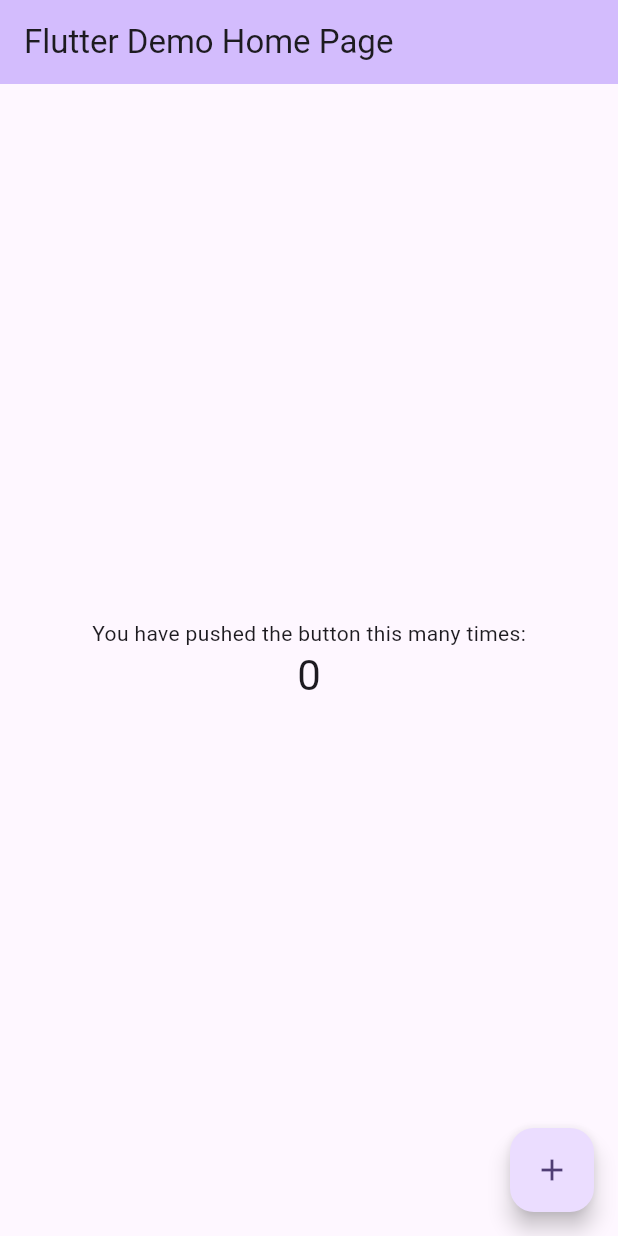
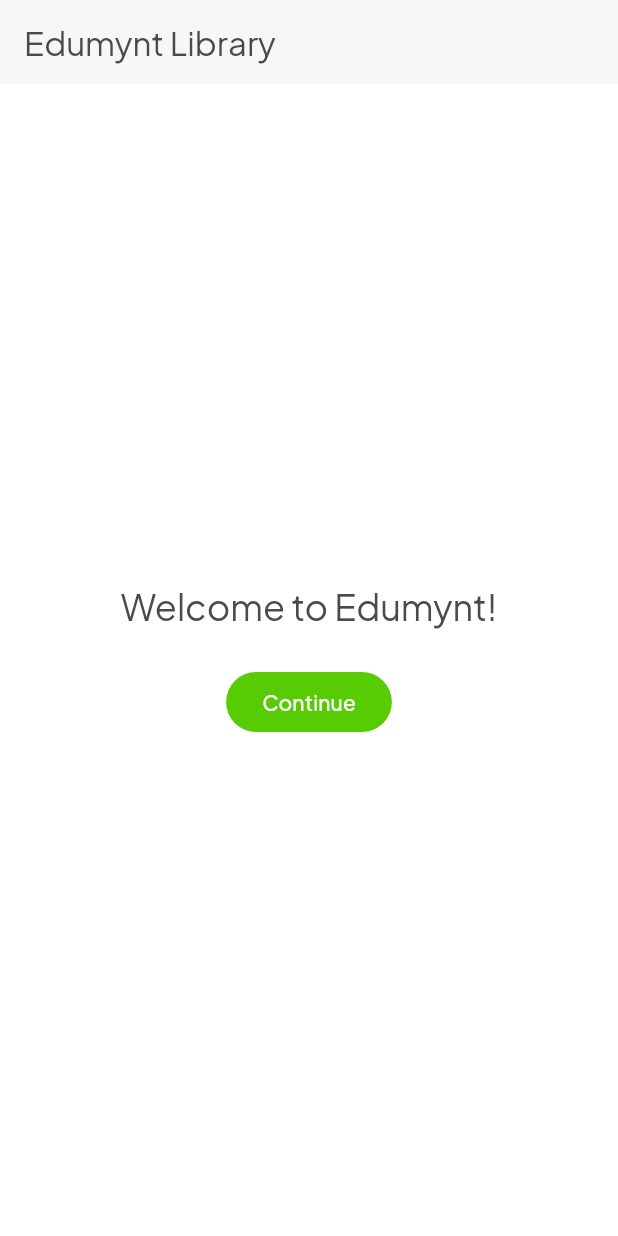
Before and after one commit to Edumynt-Org/edumyntorgapp, a Flutter app: the screen it shows after launch, on a phone screen of 412 x 824 dp. Run offline on Flutter 3.47's test engine with Material 3 defaults, Android fonts, the phone set to English and light mode, and no system bars; our stand-ins replace google_fonts.

Commit message:
style: implement design system tokens
- Add google_fonts dependency
- Create app_colors.dart for single-source-of-truth palette
- Create app_theme.dart mapping tokens to Material 3 ThemeData
- Refactor main.dart to use new themes and Plus Jakarta Sans
- Update widget tests

```diff
--- /dev/null
+++ b/lib/core/theme/app_colors.dart
@@ -0,0 +1,39 @@
+import 'package:flutter/material.dart';
+
+/// Single source of truth for all colors in the app.
+/// Changing a hex value here will automatically update both light and dark themes.
+class AppColors {
+  // Brand / Primary
+  static const Color primary = Color(0xFF58CC02);
+  static const Color primaryShadow = Color(0xFF58A700);
+
+  // Secondary
+  static const Color secondary = Color(0xFF1CB0F6);
+  static const Color secondaryShadow = Color(0xFF1899D6);
+
+  // Warning / Gold
+  static const Color warning = Color(0xFFFFC800);
+  static const Color warningShadow = Color(0xFFFF9600);
+
+  // Danger / Error
+  static const Color danger = Color(0xFFFF4B4B);
+  static const Color dangerShadow = Color(0xFFEA2B2B);
+
+  // Backgrounds
+  static const Color bgLight = Color(0xFFFFFFFF);
+  static const Color bgDark = Color(0xFF131F24);
+
+  // Surfaces (Cards, Modals)
+  static const Color surfaceLight = Color(0xFFF7F7F7);
+  static const Color surfaceDark = Color(0xFF202F36);
+
+  // Text
+  static const Color textLight = Color(0xFF4B4B4B);
+  static const Color textDark = Color(0xFFFFFFFF);
+  static const Color textMutedLight = Color(0xFF777777);
+  static const Color textMutedDark = Color(0xFFA1A1A1);
+
+  // Borders
+  static const Color borderLight = Color(0xFFE5E5E5);
+  static const Color borderDark = Color(0xFF37464F);
+}
--- /dev/null
+++ b/lib/core/theme/app_theme.dart
@@ -0,0 +1,94 @@
+import 'package:flutter/material.dart';
+import 'package:google_fonts/google_fonts.dart';
+import 'app_colors.dart';
+
+/// AppTheme builds the Material 3 ThemeData using our design tokens.
+class AppTheme {
+  static ThemeData get lightTheme {
+    final base = ThemeData(
+      useMaterial3: true,
+      brightness: Brightness.light,
+      colorScheme: const ColorScheme.light(
+        primary: AppColors.primary,
+        onPrimary: Colors.white,
+        secondary: AppColors.secondary,
+        onSecondary: Colors.white,
+        error: AppColors.danger,
+        onError: Colors.white,
+        surface: AppColors.surfaceLight,
+        onSurface: AppColors.textLight,
+        outline: AppColors.borderLight,
+      ),
+      scaffoldBackgroundColor: AppColors.bgLight,
+    );
+
+    return base.copyWith(
+      textTheme: GoogleFonts.plusJakartaSansTextTheme(base.textTheme).apply(
+        bodyColor: AppColors.textLight,
+        displayColor: AppColors.textLight,
+      ),
+      elevatedButtonTheme: ElevatedButtonThemeData(
+        style: ElevatedButton.styleFrom(
+          backgroundColor: AppColors.primary,
+          foregroundColor: Colors.white,
+          shape: RoundedRectangleBorder(
+            borderRadius: BorderRadius.circular(9999), // radius-full
+          ),
+          elevation: 0,
+        ),
+      ),
+      cardTheme: const CardThemeData(
+        color: AppColors.surfaceLight,
+        elevation: 0,
+        shape: RoundedRectangleBorder(
+          borderRadius: BorderRadius.all(Radius.circular(12)), // radius-md
+          side: BorderSide(color: AppColors.borderLight, width: 2),
+        ),
+      ),
+    );
+  }
+
+  static ThemeData get darkTheme {
+    final base = ThemeData(
+      useMaterial3: true,
+      brightness: Brightness.dark,
+      colorScheme: const ColorScheme.dark(
+        primary: AppColors.primary,
+        onPrimary: Colors.white,
+        secondary: AppColors.secondary,
+        onSecondary: Colors.white,
+        error: AppColors.danger,
+        onError: Colors.white,
+        surface: AppColors.surfaceDark,
+        onSurface: AppColors.textDark,
+        outline: AppColors.borderDark,
+      ),
+      scaffoldBackgroundColor: AppColors.bgDark,
+    );
+
+    return base.copyWith(
+      textTheme: GoogleFonts.plusJakartaSansTextTheme(base.textTheme).apply(
+        bodyColor: AppColors.textDark,
+        displayColor: AppColors.textDark,
+      ),
+      elevatedButtonTheme: ElevatedButtonThemeData(
+        style: ElevatedButton.styleFrom(
+          backgroundColor: AppColors.primary,
+          foregroundColor: Colors.white,
+          shape: RoundedRectangleBorder(
+            borderRadius: BorderRadius.circular(9999), // radius-full
+          ),
+          elevation: 0,
+        ),
+      ),
+      cardTheme: const CardThemeData(
+        color: AppColors.surfaceDark,
+        elevation: 0,
+        shape: RoundedRectangleBorder(
+          borderRadius: BorderRadius.all(Radius.circular(12)), // radius-md
+          side: BorderSide(color: AppColors.borderDark, width: 2),
+        ),
+      ),
+    );
+  }
+}
--- a/lib/main.dart
+++ b/lib/main.dart
@@ -1,122 +1,48 @@
 import 'package:flutter/material.dart';
+import 'core/theme/app_theme.dart';
 
 void main() {
-  runApp(const MyApp());
+  runApp(const EdumyntApp());
 }
 
-class MyApp extends StatelessWidget {
-  const MyApp({super.key});
+class EdumyntApp extends StatelessWidget {
+  const EdumyntApp({super.key});
 
-  // This widget is the root of your application.
   @override
   Widget build(BuildContext context) {
     return MaterialApp(
-      title: 'Flutter Demo',
-      theme: ThemeData(
-        // This is the theme of your application.
-        //
-        // TRY THIS: Try running your application with "flutter run". You'll see
-        // the application has a purple toolbar. Then, without quitting the app,
-        // try changing the seedColor in the colorScheme below to Colors.green
-        // and then invoke "hot reload" (save your changes or press the "hot
-        // reload" button in a Flutter-supported IDE, or press "r" if you used
-        // the command line to start the app).
-        //
-        // Notice that the counter didn't reset back to zero; the application
-        // state is not lost during the reload. To reset the state, use hot
-        // restart instead.
-        //
-        // This works for code too, not just values: Most code changes can be
-        // tested with just a hot reload.
-        colorScheme: .fromSeed(seedColor: Colors.deepPurple),
-      ),
-      home: const MyHomePage(title: 'Flutter Demo Home Page'),
+      title: 'Edumynt Library',
+      theme: AppTheme.lightTheme,
+      darkTheme: AppTheme.darkTheme,
+      themeMode: ThemeMode.system, // Automatically switch based on device settings
+      home: const DummyHome(),
     );
   }
 }
 
-class MyHomePage extends StatefulWidget {
-  const MyHomePage({super.key, required this.title});
-
-  // This widget is the home page of your application. It is stateful, meaning
-  // that it has a State object (defined below) that contains fields that affect
-  // how it looks.
-
-  // This class is the configuration for the state. It holds the values (in this
-  // case the title) provided by the parent (in this case the App widget) and
-  // used by the build method of the State. Fields in a Widget subclass are
-  // always marked "final".
-
-  final String title;
-
-  @override
-  State<MyHomePage> createState() => _MyHomePageState();
-}
-
-class _MyHomePageState extends State<MyHomePage> {
-  int _counter = 0;
-
-  void _incrementCounter() {
-    setState(() {
-      // This call to setState tells the Flutter framework that something has
-      // changed in this State, which causes it to rerun the build method below
-      // so that the display can reflect the updated values. If we changed
-      // _counter without calling setState(), then the build method would not be
-      // called again, and so nothing would appear to happen.
-      _counter++;
-    });
-  }
+class DummyHome extends StatelessWidget {
+  const DummyHome({super.key});
 
   @override
   Widget build(BuildContext context) {
-    // This method is rerun every time setState is called, for instance as done
-    // by the _incrementCounter method above.
-    //
-    // The Flutter framework has been optimized to make rerunning build methods
-    // fast, so that you can just rebuild anything that needs updating rather
-    // than having to individually change instances of widgets.
     return Scaffold(
-      appBar: AppBar(
-        // TRY THIS: Try changing the color here to a specific color (to
-        // Colors.amber, perhaps?) and trigger a hot reload to see the AppBar
-        // change color while the other colors stay the same.
-        backgroundColor: Theme.of(context).colorScheme.inversePrimary,
-        // Here we take the value from the MyHomePage object that was created by
-        // the App.build method, and use it to set our appbar title.
-        title: Text(widget.title),
-      ),
+      appBar: AppBar(title: const Text('Edumynt Library')),
       body: Center(
-        // Center is a layout widget. It takes a single child and positions it
-        // in the middle of the parent.
         child: Column(
-          // Column is also a layout widget. It takes a list of children and
-          // arranges them vertically. By default, it sizes itself to fit its
-          // children horizontally, and tries to be as tall as its parent.
-          //
-          // Column has various properties to control how it sizes itself and
-          // how it positions its children. Here we use mainAxisAlignment to
-          // center the children vertically; the main axis here is the vertical
-          // axis because Columns are vertical (the cross axis would be
-          // horizontal).
-          //
-          // TRY THIS: Invoke "debug painting" (choose the "Toggle Debug Paint"
-          // action in the IDE, or press "p" in the console), to see the
-          // wireframe for each widget.
-          mainAxisAlignment: .center,
+          mainAxisAlignment: MainAxisAlignment.center,
           children: [
-            const Text('You have pushed the button this many times:'),
             Text(
-              '$_counter',
-              style: Theme.of(context).textTheme.headlineMedium,
+              'Welcome to Edumynt!',
+              style: Theme.of(context).textTheme.headlineSmall,
+            ),
+            const SizedBox(height: 24),
+            ElevatedButton(
+              onPressed: () {},
+              child: const Text('Continue'),
             ),
           ],
         ),
       ),
-      floatingActionButton: FloatingActionButton(
-        onPressed: _incrementCounter,
-        tooltip: 'Increment',
-        child: const Icon(Icons.add),
-      ),
     );
   }
 }
--- a/pubspec.yaml
+++ b/pubspec.yaml
@@ -34,6 +34,7 @@ dependencies:
   # The following adds the Cupertino Icons font to your application.
   # Use with the CupertinoIcons class for iOS style icons.
   cupertino_icons: ^1.0.8
+  google_fonts: ^8.2.1
 
 dev_dependencies:
   flutter_test:
```
Also changed, not shown: pubspec.lock, 3 other files.
